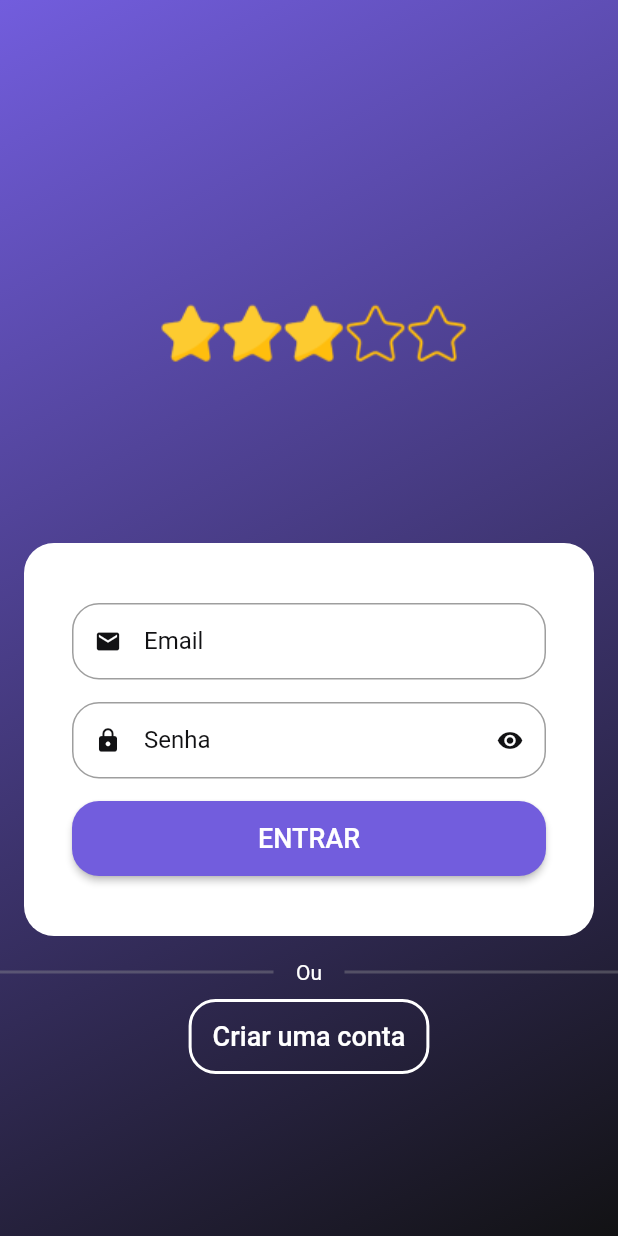
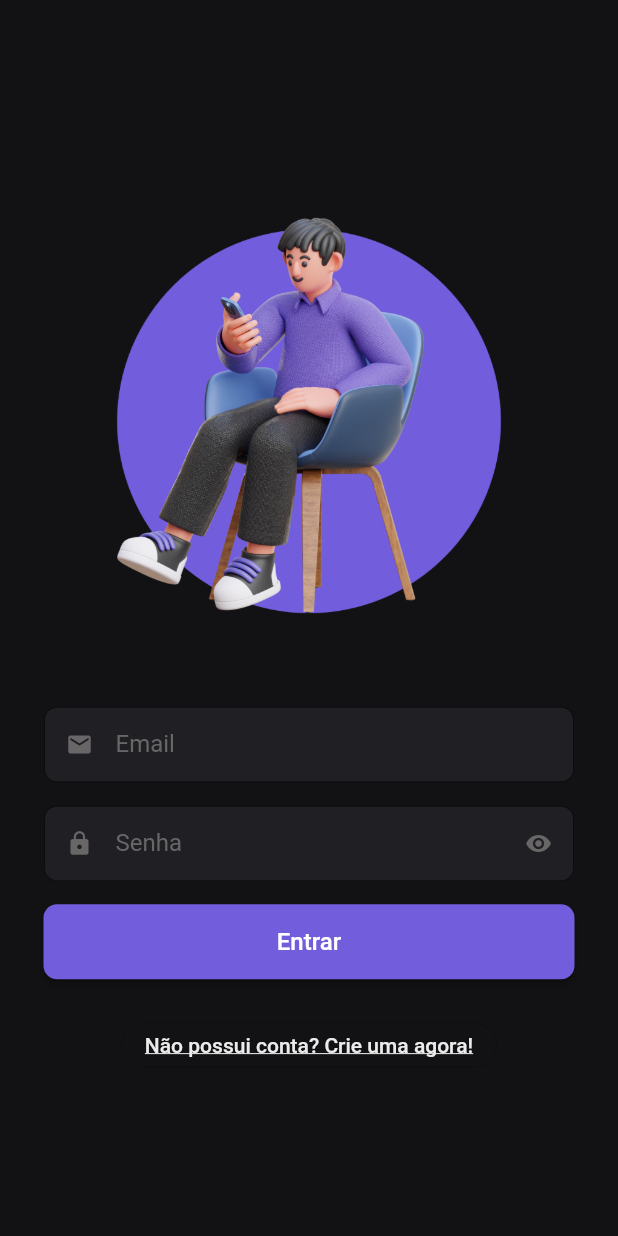
Before and after one commit to ub-system/avalie, a Flutter app: the screen it shows after launch, on a phone screen of 412 x 824 dp. Run offline on Flutter 3.47's test engine with Material 2 defaults, Android fonts, the phone set to English and light mode, and no system bars; our stand-ins replace dio, fluttertoast, get, shared_preferences.

Commit message:
tela de login

```diff
--- a/lib/app/core/widgets/text_field_widget.dart
+++ b/lib/app/core/widgets/text_field_widget.dart
@@ -65,8 +65,13 @@ class _TextFieldWidgetState extends State<TextFieldWidget> {
         onTap: widget.onTap,
         keyboardType: widget.textInputType,
         maxLines: widget.maxLines,
+        style: const TextStyle(
+          color: AppColors.primaryText,
+        ),
         decoration: InputDecoration(
-          prefixIcon: Icon(widget.icon, color: AppColors.background),
+          filled: true,
+          fillColor: AppColors.backgroundComponent,
+          prefixIcon: Icon(widget.icon, color: AppColors.secundaryText),
           suffixIcon: widget.isSecret
               ? IconButton(
                   onPressed: () {
@@ -74,17 +79,21 @@ class _TextFieldWidgetState extends State<TextFieldWidget> {
                       isObscure = !isObscure;
                     });
                   },
-                  icon: Icon(isObscure ? Icons.visibility : Icons.visibility_off, color: AppColors.background),
+                  icon: Icon(
+                      isObscure ? Icons.visibility : Icons.visibility_off,
+                      color: AppColors.secundaryText),
                 )
               : null,
           labelText: widget.label,
-          labelStyle: const TextStyle(color: AppColors.background),
+          labelStyle: const TextStyle(color: AppColors.secundaryText),
           isDense: true,
-          border: widget.border ? OutlineInputBorder(borderRadius: BorderRadius.circular(18.0)) : null,
+          border: widget.border
+              ? OutlineInputBorder(borderRadius: BorderRadius.circular(9))
+              : null,
           focusedBorder: widget.border
               ? OutlineInputBorder(
                   borderSide: const BorderSide(color: AppColors.primary),
-                  borderRadius: BorderRadius.circular(18.0),
+                  borderRadius: BorderRadius.circular(9),
                 )
               : null,
         ),
--- a/lib/app/pages/auth/login_page.dart
+++ b/lib/app/pages/auth/login_page.dart
@@ -19,17 +19,8 @@ class LoginPage extends StatelessWidget {
     final size = MediaQuery.of(context).size;
 
     return Scaffold(
+      backgroundColor: AppColors.background,
       body: Container(
-        decoration: const BoxDecoration(
-          gradient: LinearGradient(
-            begin: Alignment.topLeft,
-            end: Alignment.bottomRight,
-            colors: [
-              AppColors.primary,
-              AppColors.background,
-            ],
-          ),
-        ),
         child: SingleChildScrollView(
           child: SizedBox(
             height: size.height,
@@ -41,23 +32,16 @@ class LoginPage extends StatelessWidget {
                   child: Column(
                     mainAxisSize: MainAxisSize.min,
                     children: [
-                      Image.asset("assets/images/img-logo.png", scale: 1),
+                      Image.asset(
+                        "assets/images/img-login.png",
+                      ),
                     ],
                   ),
                 ),
 
                 // Formulário
                 Padding(
-                  padding: const EdgeInsets.all(16.0),
-                  child: Container(
-                    padding: const EdgeInsets.symmetric(
-                      horizontal: 32,
-                      vertical: 40,
-                    ),
-                    decoration: const BoxDecoration(
-                      color: Colors.white,
-                      borderRadius: BorderRadius.all(Radius.circular(20)),
-                    ),
+                  padding: const EdgeInsets.all(29.0),
                   child: Form(
                     key: _formKey,
                     child: Column(
@@ -88,7 +72,7 @@ class LoginPage extends StatelessWidget {
                               style: ElevatedButton.styleFrom(
                                 backgroundColor: AppColors.primary,
                                 shape: RoundedRectangleBorder(
-                                    borderRadius: BorderRadius.circular(18),
+                                  borderRadius: BorderRadius.circular(9),
                                 ),
                               ),
                               onPressed: controller.isLoading.value == true
@@ -98,15 +82,18 @@ class LoginPage extends StatelessWidget {
 
                                       if (_formKey.currentState!.validate()) {
                                         String email = emailTExtController.text;
-                                          String password = passwordTExtController.text;
-                                          controller.signIn(email: email, password: password);
+                                        String password =
+                                            passwordTExtController.text;
+                                        controller.signIn(
+                                            email: email, password: password);
                                       }
                                     },
                               child: controller.isLoading.value == true
-                                    ? const CircularProgressIndicator(backgroundColor: Colors.white)
+                                  ? const CircularProgressIndicator(
+                                      backgroundColor: Colors.white)
                                   : const Text(
-                                        'ENTRAR',
-                                        style: TextStyle(fontSize: 18),
+                                      'Entrar',
+                                      style: TextStyle(fontSize: 16),
                                     ),
                             );
                           }),
@@ -115,50 +102,25 @@ class LoginPage extends StatelessWidget {
                     ),
                   ),
                 ),
-                ),
-
-                // Divisor
-                Padding(
-                  padding: const EdgeInsets.only(bottom: 10),
-                  child: Row(
-                    children: [
-                      Expanded(
-                        child: Divider(
-                          color: Colors.grey.withAlpha(90),
-                          thickness: 2,
-                        ),
-                      ),
-                      const Padding(
-                        padding: EdgeInsets.symmetric(horizontal: 15),
-                        child: Text('Ou', style: TextStyle(color: Colors.white)),
-                      ),
-                      Expanded(
-                        child: Divider(
-                          color: Colors.grey.withAlpha(90),
-                          thickness: 2,
-                        ),
-                      ),
-                    ],
-                  ),
-                ),
 
                 // Botão criar conta
                 SizedBox(
-                  height: 50,
+                  height: 30,
                   child: OutlinedButton(
                     style: OutlinedButton.styleFrom(
                       shape: RoundedRectangleBorder(
                         borderRadius: BorderRadius.circular(18),
                       ),
-                      side: const BorderSide(
-                        width: 2,
-                        color: Colors.white,
-                      ),
                     ),
                     onPressed: () {
                       Get.toNamed(AppRoutes.register);
                     },
-                    child: const Text('Criar uma conta', style: TextStyle(fontSize: 18, color: Colors.white)),
+                    child: const Text('Não possui conta? Crie uma agora!',
+                        style: TextStyle(
+                          fontSize: 14,
+                          color: AppColors.primaryText,
+                          decoration: TextDecoration.underline,
+                        )),
                   ),
                 ),
               ],
```
Also changed, not shown: assets/images/img-login.png (added). Lines whose indentation alone changed are shown as unchanged.
